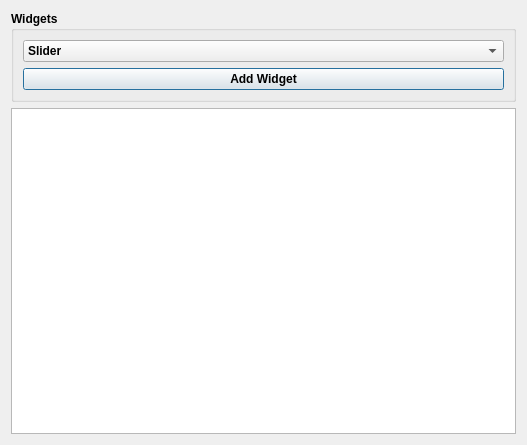
Before: the Qt Designer form dialogwidgets.ui in devlabnet/YASP, drawn with Qt 5.
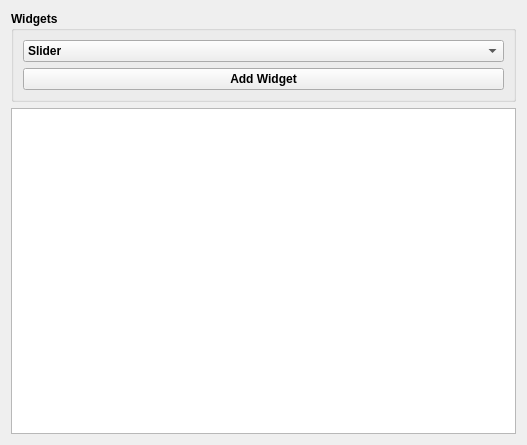
After: the same form once the commit is applied.

Diff of the .ui file:
```diff
--- a/dialogwidgets.ui
+++ b/dialogwidgets.ui
@@ -45,6 +45,9 @@
         <property name="text">
          <string>Add Widget</string>
         </property>
+        <property name="autoDefault">
+         <bool>false</bool>
+        </property>
        </widget>
       </item>
      </layout>
```
